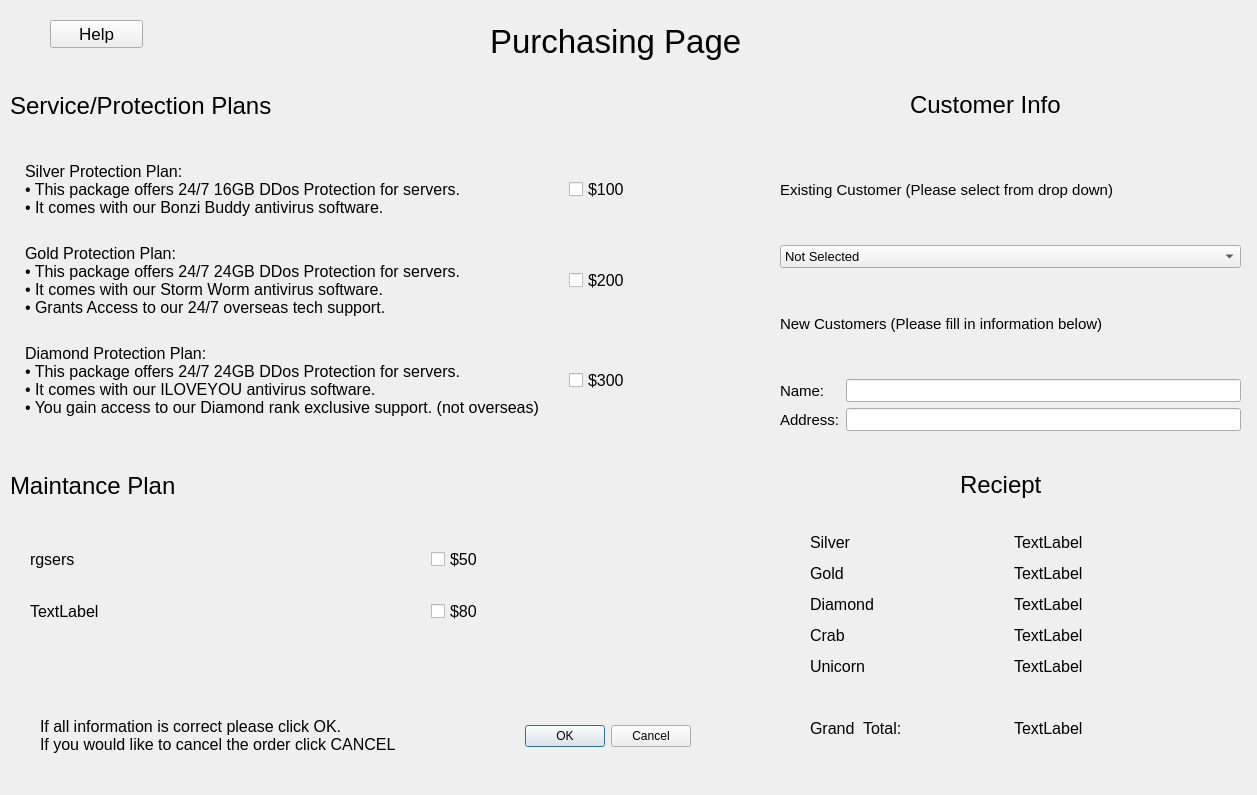
The window that iCyberSecurity-master/iCyberSecurity-master/iCyberSecurity/purchasingpage.ui (shatfield4/iCyberSecurity) describes before a commit, drawn with Qt 5.
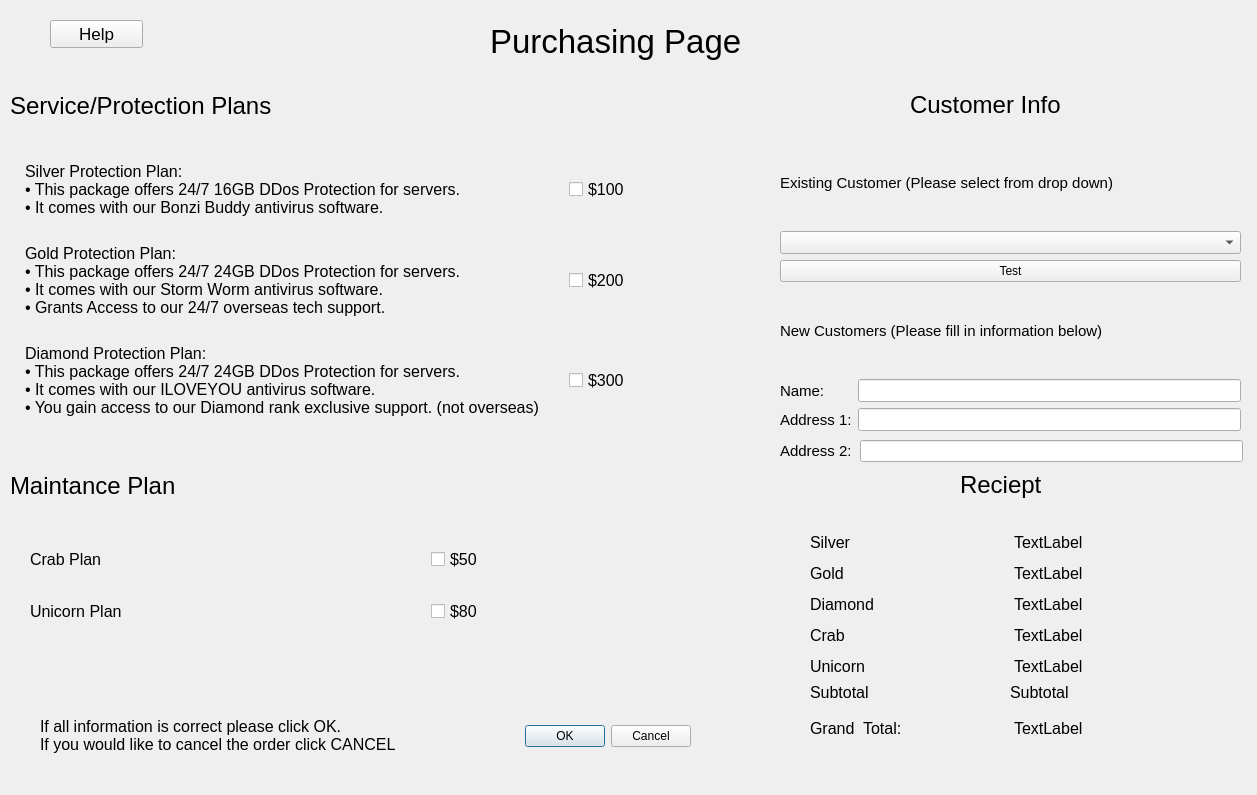
The same window after the commit.

```diff
--- a/iCyberSecurity-master/iCyberSecurity-master/iCyberSecurity/purchasingpage.ui
+++ b/iCyberSecurity-master/iCyberSecurity-master/iCyberSecurity/purchasingpage.ui
@@ -122,7 +122,7 @@
        </font>
       </property>
       <property name="text">
-       <string>rgsers</string>
+       <string>Crab Plan</string>
       </property>
      </widget>
     </item>
@@ -146,7 +146,7 @@
        </font>
       </property>
       <property name="text">
-       <string>TextLabel</string>
+       <string>Unicorn Plan</string>
       </property>
      </widget>
     </item>
@@ -417,7 +417,7 @@
        </font>
       </property>
       <property name="text">
-       <string>Address:</string>
+       <string>Address 1:</string>
       </property>
      </widget>
     </item>
@@ -440,11 +440,13 @@
         <pointsize>10</pointsize>
        </font>
       </property>
-      <item>
-       <property name="text">
-        <string>Not Selected</string>
-       </property>
-      </item>
+     </widget>
+    </item>
+    <item row="3" column="0" colspan="2">
+     <widget class="QPushButton" name="pushButton_2">
+      <property name="text">
+       <string>Test</string>
+      </property>
      </widget>
     </item>
    </layout>
@@ -508,7 +510,7 @@
      </widget>
     </item>
     <item row="4" column="1">
-     <widget class="QLabel" name="label_22">
+     <widget class="QLabel" name="crabPrice">
       <property name="font">
        <font>
         <pointsize>12</pointsize>
@@ -617,6 +619,78 @@
     </item>
    </layout>
   </widget>
+  <widget class="QLabel" name="label_28">
+   <property name="geometry">
+    <rect>
+     <x>780</x>
+     <y>440</y>
+     <width>70</width>
+     <height>22</height>
+    </rect>
+   </property>
+   <property name="font">
+    <font>
+     <pointsize>11</pointsize>
+    </font>
+   </property>
+   <property name="text">
+    <string>Address 2:</string>
+   </property>
+  </widget>
+  <widget class="QLineEdit" name="lineEdit_3">
+   <property name="geometry">
+    <rect>
+     <x>860</x>
+     <y>440</y>
+     <width>383</width>
+     <height>22</height>
+    </rect>
+   </property>
+   <property name="font">
+    <font>
+     <pointsize>10</pointsize>
+    </font>
+   </property>
+   <property name="text">
+    <string/>
+   </property>
+  </widget>
+  <widget class="QLabel" name="label_22">
+   <property name="geometry">
+    <rect>
+     <x>810</x>
+     <y>680</y>
+     <width>197</width>
+     <height>25</height>
+    </rect>
+   </property>
+   <property name="font">
+    <font>
+     <pointsize>12</pointsize>
+    </font>
+   </property>
+   <property name="text">
+    <string>Subtotal</string>
+   </property>
+  </widget>
+  <widget class="QLabel" name="subtotalPrice">
+   <property name="geometry">
+    <rect>
+     <x>1010</x>
+     <y>680</y>
+     <width>197</width>
+     <height>25</height>
+    </rect>
+   </property>
+   <property name="font">
+    <font>
+     <pointsize>12</pointsize>
+    </font>
+   </property>
+   <property name="text">
+    <string>Subtotal</string>
+   </property>
+  </widget>
  </widget>
  <resources/>
  <connections>
```
Left out of the diff: 160 changed lines with no effect on the pictures.
